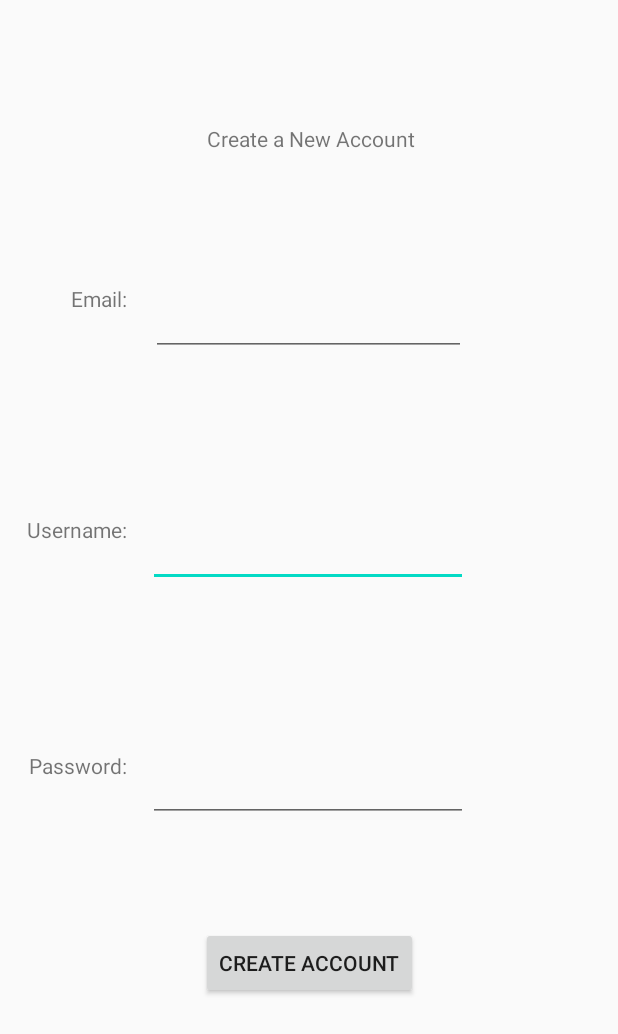
After one commit to jmahajan117/COVIDQuiz, an Android app: the layout create_user.xml on its own in the app's theme, with its tools: preview values and no code run, on a phone screen of 412 x 824 dp. The commit adds this screen. Shown: the top 1034 px of the screen. Run offline under Robolectric (Android 15) with nearby library versions, the phone set to English and light mode, and no system bars.

Commit message:
Created "Create User" GUI

```diff
--- a/app/src/main/res/layout/activity_main.xml
+++ b/app/src/main/res/layout/activity_main.xml
@@ -41,7 +41,7 @@
         app:layout_constraintHorizontal_bias="0.498"
         app:layout_constraintStart_toStartOf="parent"
         app:layout_constraintTop_toTopOf="parent"
-        app:layout_constraintVertical_bias="0.223" />
+        app:layout_constraintVertical_bias="0.229" />
 
     <EditText
         android:id="@+id/emailText"
--- /dev/null
+++ b/app/src/main/res/layout/create_user.xml
@@ -0,0 +1,106 @@
+<?xml version="1.0" encoding="utf-8"?>
+<androidx.constraintlayout.widget.ConstraintLayout xmlns:android="http://schemas.android.com/apk/res/android"
+    xmlns:app="http://schemas.android.com/apk/res-auto"
+    xmlns:tools="http://schemas.android.com/tools"
+    android:layout_width="match_parent"
+    android:layout_height="match_parent">
+
+    <EditText
+        android:id="@+id/UsernameTextfield"
+        android:layout_width="wrap_content"
+        android:layout_height="wrap_content"
+        android:ems="10"
+        android:inputType="textPersonName"
+        app:layout_constraintBottom_toBottomOf="parent"
+        app:layout_constraintEnd_toEndOf="parent"
+        app:layout_constraintHorizontal_bias="0.497"
+        app:layout_constraintStart_toStartOf="parent"
+        app:layout_constraintTop_toTopOf="parent"
+        app:layout_constraintVertical_bias="0.444" />
+
+    <EditText
+        android:id="@+id/EmailTextfield"
+        android:layout_width="210dp"
+        android:layout_height="45dp"
+        android:ems="10"
+        android:inputType="textEmailAddress"
+        app:layout_constraintBottom_toTopOf="@+id/UsernameTextfield"
+        app:layout_constraintEnd_toEndOf="parent"
+        app:layout_constraintHorizontal_bias="0.497"
+        app:layout_constraintStart_toStartOf="parent"
+        app:layout_constraintTop_toBottomOf="@+id/textView2"
+        app:layout_constraintVertical_bias="0.452" />
+
+    <EditText
+        android:id="@+id/PasswordTextfield"
+        android:layout_width="wrap_content"
+        android:layout_height="wrap_content"
+        android:ems="10"
+        android:inputType="textPassword"
+        app:layout_constraintBottom_toBottomOf="parent"
+        app:layout_constraintEnd_toEndOf="parent"
+        app:layout_constraintHorizontal_bias="0.497"
+        app:layout_constraintStart_toStartOf="parent"
+        app:layout_constraintTop_toBottomOf="@+id/UsernameTextfield"
+        app:layout_constraintVertical_bias="0.287" />
+
+    <Button
+        android:id="@+id/button"
+        android:layout_width="wrap_content"
+        android:layout_height="wrap_content"
+        android:text="Create Account"
+        app:layout_constraintBottom_toBottomOf="parent"
+        app:layout_constraintEnd_toEndOf="parent"
+        app:layout_constraintStart_toStartOf="parent"
+        app:layout_constraintTop_toBottomOf="@+id/PasswordTextfield"
+        app:layout_constraintVertical_bias="0.307" />
+
+    <TextView
+        android:id="@+id/textView2"
+        android:layout_width="139dp"
+        android:layout_height="19dp"
+        android:text="Create a New Account"
+        app:layout_constraintBottom_toBottomOf="parent"
+        app:layout_constraintEnd_toEndOf="parent"
+        app:layout_constraintHorizontal_bias="0.507"
+        app:layout_constraintStart_toStartOf="parent"
+        app:layout_constraintTop_toTopOf="parent"
+        app:layout_constraintVertical_bias="0.103" />
+
+    <TextView
+        android:id="@+id/textView3"
+        android:layout_width="wrap_content"
+        android:layout_height="wrap_content"
+        android:text="Email:"
+        app:layout_constraintBottom_toBottomOf="parent"
+        app:layout_constraintEnd_toEndOf="parent"
+        app:layout_constraintHorizontal_bias="0.126"
+        app:layout_constraintStart_toStartOf="parent"
+        app:layout_constraintTop_toTopOf="parent"
+        app:layout_constraintVertical_bias="0.235" />
+
+    <TextView
+        android:id="@+id/textView4"
+        android:layout_width="wrap_content"
+        android:layout_height="wrap_content"
+        android:text="Username:"
+        app:layout_constraintBottom_toBottomOf="parent"
+        app:layout_constraintEnd_toEndOf="parent"
+        app:layout_constraintHorizontal_bias="0.052"
+        app:layout_constraintStart_toStartOf="parent"
+        app:layout_constraintTop_toBottomOf="@+id/textView3"
+        app:layout_constraintVertical_bias="0.226" />
+
+    <TextView
+        android:id="@+id/textView5"
+        android:layout_width="wrap_content"
+        android:layout_height="wrap_content"
+        android:text="Password:"
+        app:layout_constraintBottom_toBottomOf="parent"
+        app:layout_constraintEnd_toEndOf="parent"
+        app:layout_constraintHorizontal_bias="0.055"
+        app:layout_constraintStart_toStartOf="parent"
+        app:layout_constraintTop_toBottomOf="@+id/textView4"
+        app:layout_constraintVertical_bias="0.312" />
+
+</androidx.constraintlayout.widget.ConstraintLayout>
--- a/build.gradle
+++ b/build.gradle
@@ -5,7 +5,7 @@ buildscript {
         jcenter()
     }
     dependencies {
-        classpath "com.android.tools.build:gradle:4.0.1"
+        classpath 'com.android.tools.build:gradle:4.1.2'
 
         // NOTE: Do not place your application dependencies here; they belong
         // in the individual module build.gradle files
```
Also changed, not shown: gradle/wrapper/gradle-wrapper.properties.
